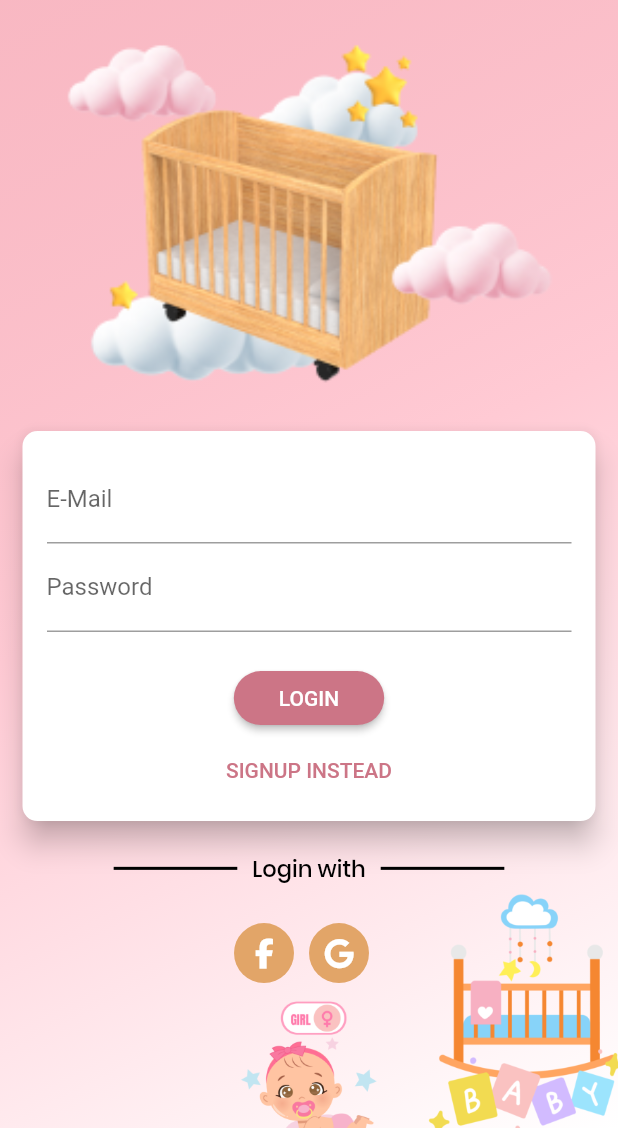
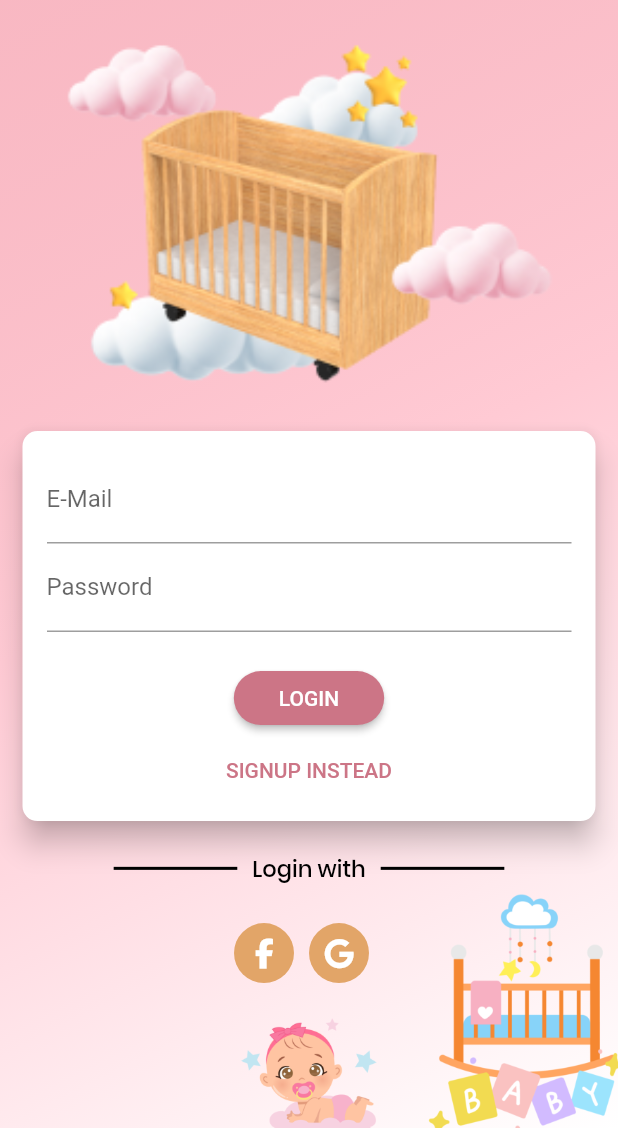
Before and after one commit to cob-byte/smart_baby_cradle, a Flutter app: the screen it shows after launch, on a phone screen of 412 x 824 dp, the part 108-1236 px from its top. Run offline on Flutter 3.47's test engine with Material 2 defaults, Android fonts, the phone set to English and light mode, and no system bars; our stand-ins replace assets_audio_player, firebase_auth, firebase_core, firebase_database, firebase_messaging, font_awesome_flutter and 2 more; missing offline and left inert: flutter_facebook_auth, flutter_inappwebview; accounts and stored records are empty.

Commit message:
Log-in Page Change Theme Part 2

```diff
--- a/lib/screens/auth_screen.dart.dart
+++ b/lib/screens/auth_screen.dart.dart
@@ -102,12 +102,12 @@ class AuthScreenState extends State<AuthScreen> {
                         children: [
                           themeProvider.currentTheme == boyTheme
                               ? Image.asset(
-                                  'assets/image/boy_icon.png',
+                                  'assets/image/boy_icon (1).png',
                                   width: 120,
                                   height: 120,
                                 )
                               : Image.asset(
-                                  'assets/image/girl_icon.png',
+                                  'assets/image/girl_icon (1).png',
                                   width: 120,
                                   height: 120,
                                 ),
```
Also changed, not shown: assets/image/boy_icon (1).png (added), assets/image/girl_icon (1).png (added).
